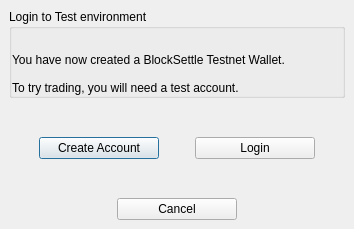
BlockSettle/terminal, file BlockSettleUILib/CreateAccountPrompt.ui: the form before one commit.
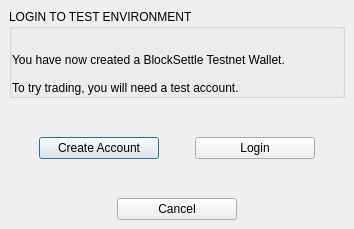
The form after the commit.

Commit message: Change CreateAccountPrompt style

```diff
--- a/BlockSettleUILib/CreateAccountPrompt.ui
+++ b/BlockSettleUILib/CreateAccountPrompt.ui
@@ -32,7 +32,7 @@
       <item>
        <widget class="QGroupBox" name="groupBox">
         <property name="title">
-         <string>Login to Test environment</string>
+         <string>LOGIN TO TEST ENVIRONMENT</string>
         </property>
         <layout class="QVBoxLayout" name="verticalLayout_3">
          <property name="spacing">
```
